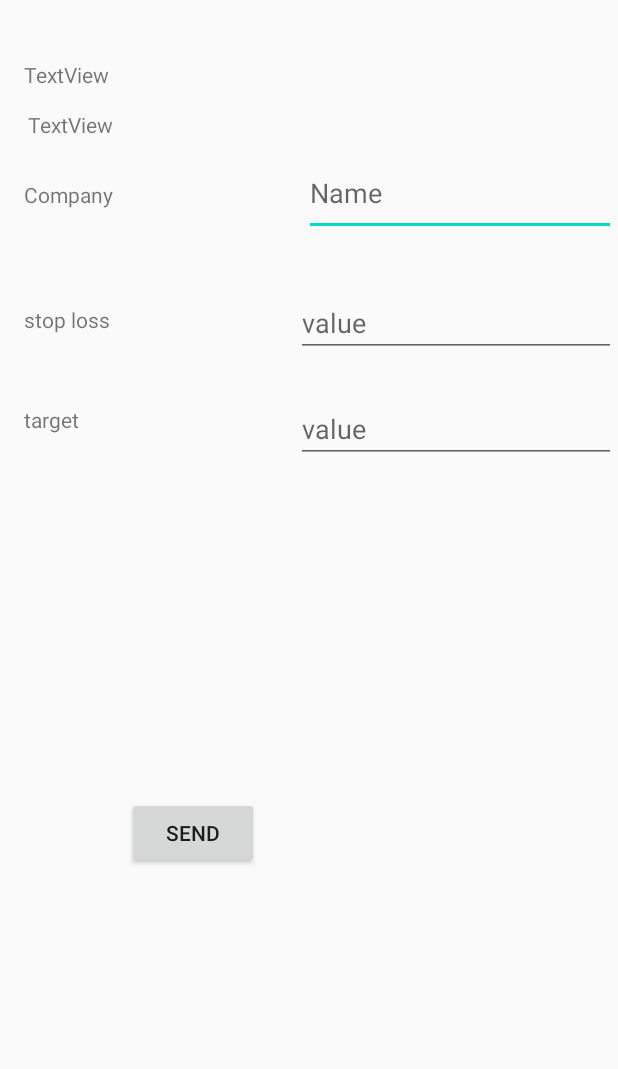
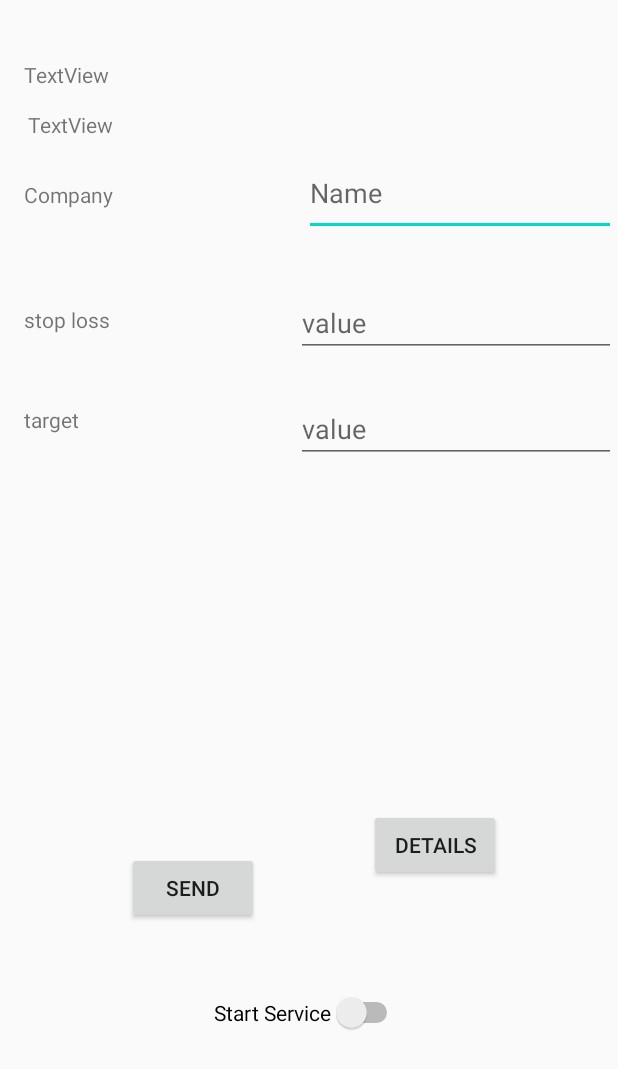
Before and after one commit to aditya3001/Signal, an Android app: the layout activity_main4.xml on its own in the app's theme, with its tools: preview values and no code run, on a phone screen of 412 x 824 dp. Shown: the top 1069 px of the screen. Run offline under Robolectric (Android 15) with nearby library versions, the light colour scheme and no system bars.

Commit message:
"Working"

```diff
--- a/app/src/main/res/layout/activity_main4.xml
+++ b/app/src/main/res/layout/activity_main4.xml
@@ -8,7 +8,9 @@
 
     <androidx.constraintlayout.widget.ConstraintLayout
         android:layout_width="match_parent"
-        android:layout_height="match_parent">
+        android:layout_height="match_parent"
+        android:layout_alignParentStart="true"
+        android:layout_marginStart="0dp">
 
         <TextView
             android:id="@+id/textView1"
@@ -119,8 +121,34 @@
             android:text="Send"
             app:layout_constraintBottom_toBottomOf="parent"
             app:layout_constraintEnd_toEndOf="parent"
+            app:layout_constraintHorizontal_bias="1.0"
             app:layout_constraintStart_toStartOf="parent"
-            app:layout_constraintTop_toBottomOf="@+id/textView" />
+            app:layout_constraintTop_toBottomOf="@+id/textView"
+            app:layout_constraintVertical_bias="1.0" />
+
+        <Switch
+            android:id="@+id/switch1"
+            android:layout_width="wrap_content"
+            android:layout_height="wrap_content"
+            android:text="Start Service"
+            app:layout_constraintBottom_toBottomOf="parent"
+            app:layout_constraintEnd_toEndOf="parent"
+            app:layout_constraintHorizontal_bias="0.498"
+            app:layout_constraintStart_toStartOf="parent"
+            app:layout_constraintTop_toTopOf="parent"
+            app:layout_constraintVertical_bias="0.83" />
+
+        <Button
+            android:id="@+id/button3"
+            android:layout_width="wrap_content"
+            android:layout_height="wrap_content"
+            android:text="Details"
+            app:layout_constraintBottom_toBottomOf="parent"
+            app:layout_constraintEnd_toEndOf="parent"
+            app:layout_constraintHorizontal_bias="0.486"
+            app:layout_constraintStart_toEndOf="@+id/sendButton"
+            app:layout_constraintTop_toTopOf="parent"
+            app:layout_constraintVertical_bias="0.695" />
     </androidx.constraintlayout.widget.ConstraintLayout>
 
 </RelativeLayout>
```
Also changed, not shown: app/build.gradle (+8 -0 lines), app/src/main/java/com/example/signal/Main3Activity.java (+5 -2 lines), app/src/main/java/com/example/signal/Main4Activity.java (+160 -162 lines), app/src/main/java/com/example/signal/MykiteTicker.java (+44 -43 lines).
